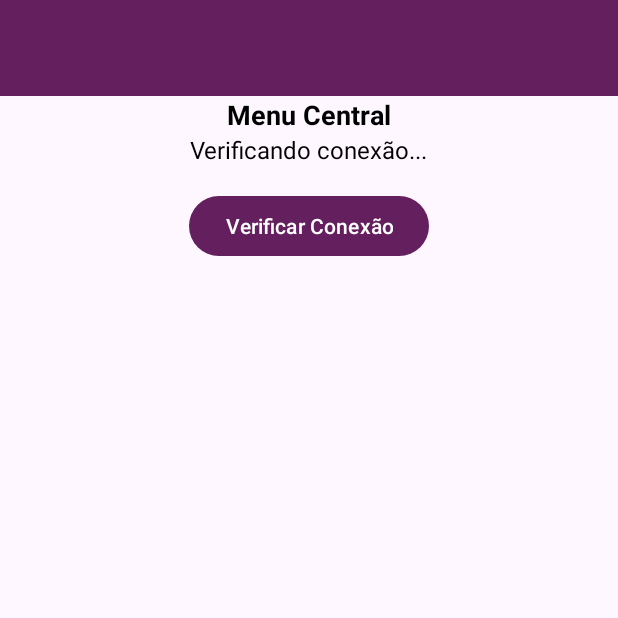
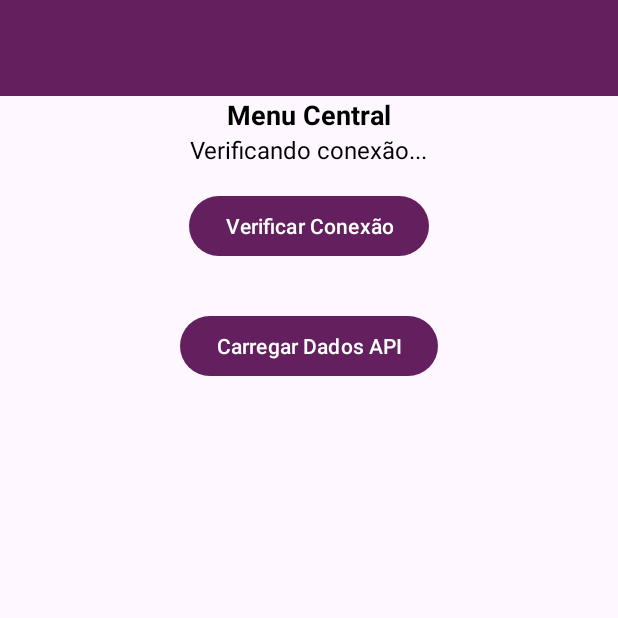
Before and after one commit to BarbaGrisalha/mobileSpotWine, an Android app: the MenuMainActivity screen opened directly, with no data from a screen before it, on a phone screen of 412 x 824 dp, the top half of it. Run offline under Robolectric (Android 15) with nearby library versions, the phone set to English and light mode, and no system bars; our stand-ins replace Volley; network calls fail.

```diff
--- a/app/src/main/AndroidManifest.xml
+++ b/app/src/main/AndroidManifest.xml
@@ -14,6 +14,7 @@
         android:roundIcon="@mipmap/ic_launcher_round"
         android:supportsRtl="true"
         android:theme="@style/Theme.MobileSportWine"
+        android:usesCleartextTraffic="true"
         tools:targetApi="31">
         <activity
             android:name=".MenuMainActivity"
--- a/app/src/main/res/layout/activity_menu_main.xml
+++ b/app/src/main/res/layout/activity_menu_main.xml
@@ -44,6 +44,14 @@
                 android:layout_gravity="center"
                 android:layout_margin="16dp"
                 android:text="Verificar Conexão"/>
+        <!--Botão para conexão com API -->
+        <Button
+            android:id="@+id/btnFetchData"
+            android:layout_width="wrap_content"
+            android:layout_height="wrap_content"
+            android:layout_gravity="center"
+            android:layout_margin="16dp"
+            android:text="Carregar Dados API"/>
         <!-- RecyclerView para mostrar a lista-->
         <androidx.recyclerview.widget.RecyclerView
             android:id="@+id/recyclerView"
--- /dev/null
+++ b/app/src/main/res/layout/navigation_header.xml
@@ -0,0 +1,6 @@
+<?xml version="1.0" encoding="utf-8"?>
+<androidx.constraintlayout.widget.ConstraintLayout xmlns:android="http://schemas.android.com/apk/res/android"
+    android:layout_width="match_parent"
+    android:layout_height="match_parent">
+
+</androidx.constraintlayout.widget.ConstraintLayout>
```
Also changed, not shown: app/src/main/java/pt/ipleiria/estg/dei/amsi/mobilesportwine/MenuMainActivity.java (+37 -0 lines).
